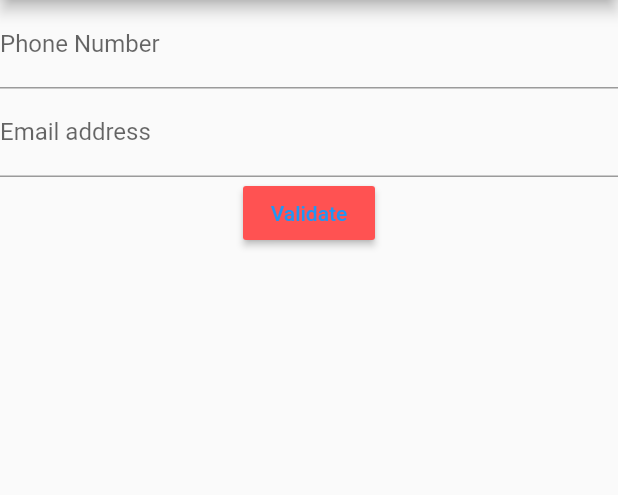
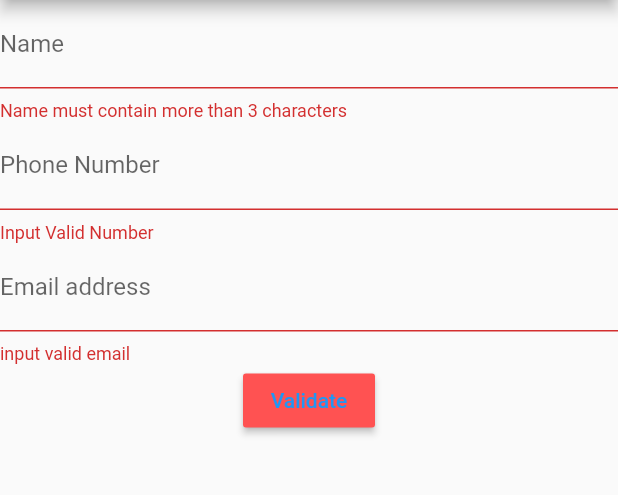
Before and after one commit to Haraprosad/source_code_for_app_building, a Flutter app: the screen it shows after launch, after a tap on "Validate", on a phone screen of 412 x 824 dp, the part 84-579 px from its top. Run offline on Flutter 3.47's test engine with Material 2 defaults, Android fonts, the phone set to English and light mode, and no system bars.

Commit message:
1)Name,Email,Phone number validation[Regex/simple]

```diff
--- a/lib/main.dart
+++ b/lib/main.dart
@@ -19,21 +19,94 @@ class GetWidget extends StatefulWidget{
 }
 
 class _getWidgetState extends State<GetWidget>{
+
+  //vl-Step-03: Initialize a GlobalKey type variable
+  var _formKey = GlobalKey<FormState>();
+
+  //av-(1)For autovalidation
+  var _autoValidate = false;
+
   @override
   Widget build(BuildContext context) {
 
     return Scaffold(
       appBar: AppBar(title: Text("Form Validation Practice"),),
-      body: Column( children: <Widget>[
-        TextField(
-          keyboardType: TextInputType.number,
+
+      //vl-step01: At Scaffold body place Form widget
+      body: Form(
+
+        //vl-Step04: put Globalkey type var in Form key
+        key: _formKey,
+
+        //av-(2)For auto checking input valid or not use autoValidate
+        autovalidate: _autoValidate,
+
+        child: Column( children: <Widget>[
+          TextFormField(
+
+            //(N-1)For name validation put TextInputType.text
+            keyboardType: TextInputType.text,
+
+            //(N-2) Put logic to show error message
+            validator:(String inputName){
+              if(inputName.length<3){
+                return "Name must contain more than 3 characters";
+              }
+              else
+                return null;
+            },
+
+            decoration: InputDecoration(
+                labelText: "Name",
+                hintText: "e.g.Niloy"
+            ),
+          ),
+
+          //vl-step02: use TextFormField instead of TextField
+          TextFormField(
+
+            //(P-1)For phone number validation put TextInputType.phone
+            keyboardType: TextInputType.phone,
+
+            //vl-step05:put a function to get your expected validation
+            //(P-2) Put logic to show error message
+            validator: (String inputNum){
+              if(double.tryParse(inputNum)==null){
+                return "Input Valid Number";
+              }
+              else if(inputNum.length!=11){
+                return "Phone number must contain 11 digits";
+              }
+              else
+               return null;
+            },
+
             decoration: InputDecoration(
                 labelText: "Phone Number",
                 hintText: "e.g.01717366350"
             ),
           ),
-        TextField(
-          keyboardType: TextInputType.number,
+          TextFormField(
+            //(E-1)For email validation put TextInputType.emailAddress
+            keyboardType: TextInputType.emailAddress,
+
+            //(E-2)Put logic to show error
+            validator: (String inputEmail){
+
+              //(Process- 01):
+              Pattern pattern = r"^[a-zA-Z0-9.a-zA-Z0-9.!#$%&'*+-/=?^_`{|}~]+@[a-zA-Z0-9]+\.[a-zA-Z]+";
+              bool emailValid = RegExp(pattern).hasMatch(inputEmail);
+              if(!emailValid){
+                return "input valid email";
+              }
+              else return null;
+
+
+              //(Process- 02)://Todo
+
+
+            },
+
             decoration: InputDecoration(
                 labelText: "Email address",
                 hintText: "e.g.tom123@gmail.com"
@@ -43,12 +116,26 @@ class _getWidgetState extends State<GetWidget>{
             color: Colors.redAccent,
             child: Text("Validate"),
             textColor: Colors.blue,
+
+            //vl-step06: put logic to execution in validation
             onPressed: (){
+              setState(() {
+                if(_formKey.currentState.validate()){
+                  //ToDo
+                }
 
+                //av-(3) for invalidation put autovalidate true
+                else{
+                  _autoValidate =true;
+                }
+              });
             },
+
           )
         ]
         ),
+      )
+      ,
 
     );
 
```
Lines whose indentation alone changed are shown as unchanged.
